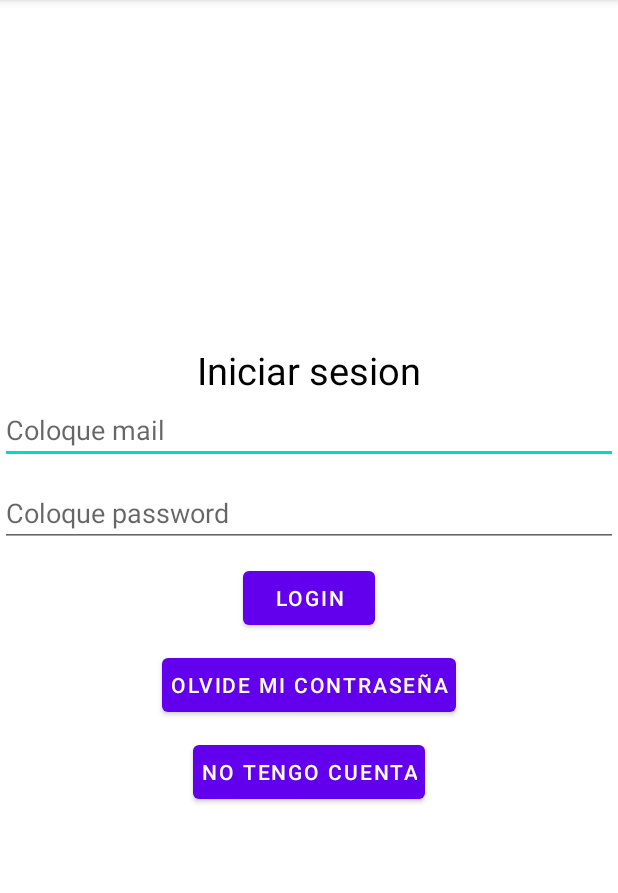
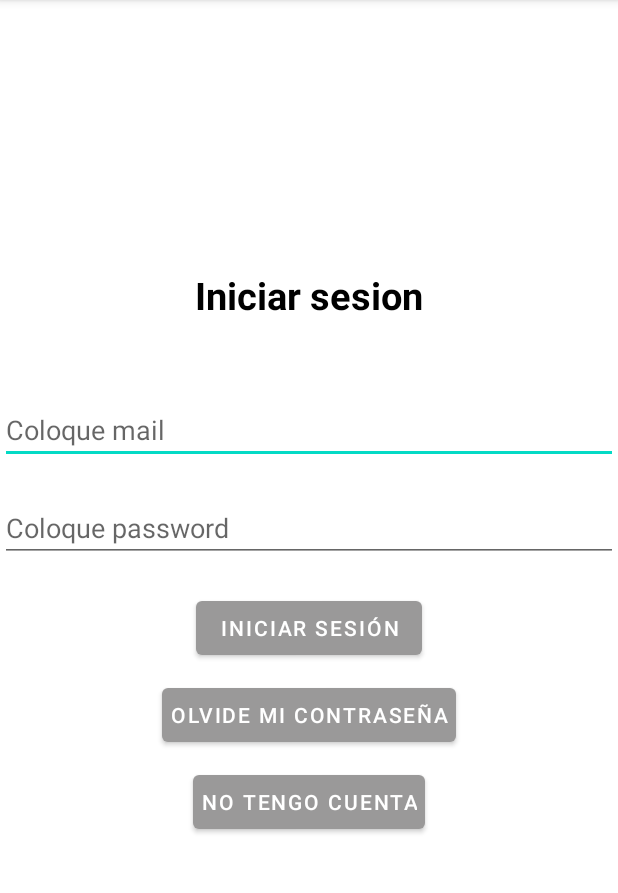
Before and after one commit to Naza-Calampuca/ArtBalance, an Android app: the Login screen opened directly, with no data from a screen before it, on a phone screen of 412 x 824 dp, the part 84-977 px from its top. Run offline under Robolectric (Android 15) with nearby library versions, the phone set to English and light mode, and no system bars.

Commit message:
Ordenar Layout

```diff
--- a/app/src/main/res/layout/activity_login.xml
+++ b/app/src/main/res/layout/activity_login.xml
@@ -9,12 +9,14 @@
     tools:context=".Login">
 
     <TextView
+        android:layout_width="match_parent"
+        android:layout_height="wrap_content"
+        android:gravity="center"
+        android:textStyle="bold"
+        android:text="Iniciar sesion"
+        android:textColor="#000"
         android:textSize="25sp"
-        android:textColor="#000"
-        android:gravity="center"
-        android:text="Iniciar sesion"
-        android:layout_width="match_parent"
-        android:layout_height="wrap_content">
+        android:translationY="-50dp">
 
     </TextView>
 
@@ -29,43 +31,51 @@
 
     <EditText
         android:id="@+id/et_pass"
+        android:layout_width="match_parent"
+        android:layout_height="wrap_content"
         android:layout_marginBottom="10dp"
         android:hint="Coloque password"
-        android:layout_width="match_parent"
-        android:layout_height="wrap_content">
+        android:translationY="10dp">
 
     </EditText>
 
 
     <Button
         android:id="@+id/btn_login"
+        android:layout_width="wrap_content"
+        android:layout_height="wrap_content"
+        android:text="Iniciar Sesión"
         android:textColor="#fff"
-        android:text="Login"
-        android:layout_width="wrap_content"
-        android:layout_height="wrap_content">
+        android:translationY="20dp"
+        app:backgroundTint="#9A9999">
 
 
     </Button>
+
     <Button
         android:id="@+id/btn_recuperar"
+        android:layout_width="wrap_content"
+        android:layout_height="wrap_content"
         android:layout_marginTop="10dp"
         android:padding="5dp"
+        android:text="olvide mi contraseña"
         android:textColor="#fff"
-        android:text="olvide mi contraseña"
-        android:layout_width="wrap_content"
-        android:layout_height="wrap_content">
+        android:translationY="20dp"
+        app:backgroundTint="#9A9999">
 
 
     </Button>
 
     <Button
         android:id="@+id/btn_registrar"
+        android:layout_width="wrap_content"
+        android:layout_height="wrap_content"
+        android:layout_marginTop="10dp"
         android:padding="5dp"
-        android:layout_marginTop="10dp"
+        android:text="No tengo cuenta"
         android:textColor="#fff"
-        android:text="No tengo cuenta"
-        android:layout_width="wrap_content"
-        android:layout_height="wrap_content">
+        android:translationY="20dp"
+        app:backgroundTint="#9A9999">
 
     </Button>
 
```
